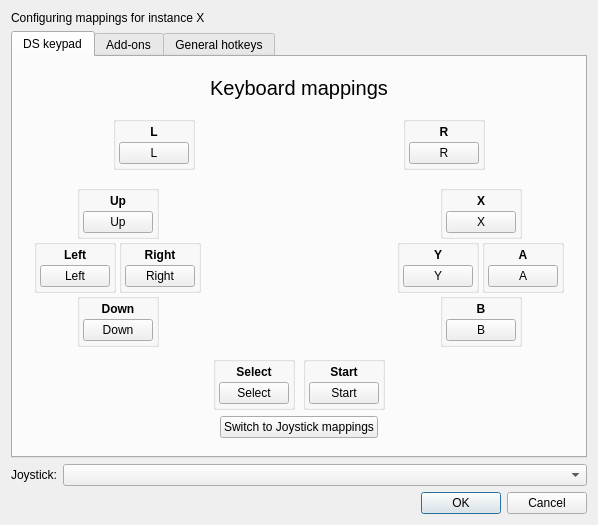
This is src/frontend/qt_sdl/InputConfig/InputConfigDialog.ui in melonDS-emu/melonDS as Qt 5 draws it before an edit. The edited form follows.
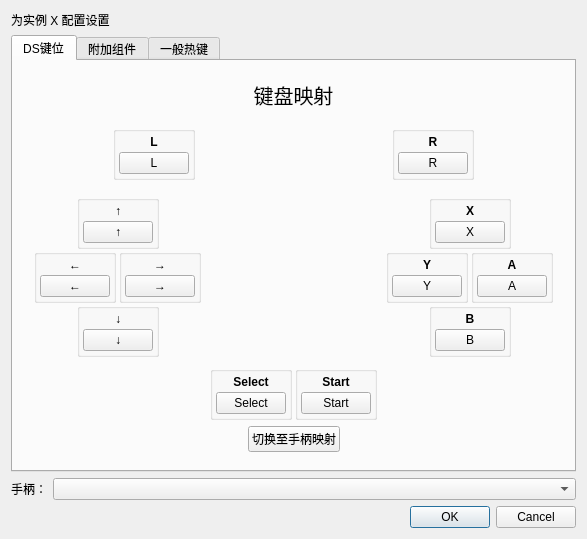
This is the edited form. Icons and pictures are not drawn.

The edit to the form file:
```diff
--- a/src/frontend/qt_sdl/InputConfig/InputConfigDialog.ui
+++ b/src/frontend/qt_sdl/InputConfig/InputConfigDialog.ui
@@ -37,7 +37,7 @@
      </property>
      <widget class="QWidget" name="tabInput">
       <attribute name="title">
-       <string>DS keypad</string>
+       <string>DS键位</string>
       </attribute>
       <layout class="QGridLayout" name="gridLayout">
        <item row="0" column="0">
@@ -65,7 +65,7 @@
              <item>
               <widget class="QPushButton" name="btnJoyMapSwitch">
                <property name="text">
-                <string>Switch to Joystick mappings</string>
+                <string>切换至手柄映射</string>
                </property>
               </widget>
              </item>
@@ -829,7 +829,7 @@
                     <item>
                      <widget class="QLabel" name="label_10">
                       <property name="text">
-                       <string>&lt;html&gt;&lt;head/&gt;&lt;body&gt;&lt;p&gt;&lt;span style=&quot; font-weight:600;&quot;&gt;Up&lt;/span&gt;&lt;/p&gt;&lt;/body&gt;&lt;/html&gt;</string>
+                       <string>&lt;html&gt;&lt;head/&gt;&lt;body&gt;&lt;p&gt;&lt;span style=&quot; font-weight:600;&quot;&gt;↑&lt;/span&gt;&lt;/p&gt;&lt;/body&gt;&lt;/html&gt;</string>
                       </property>
                       <property name="alignment">
                        <set>Qt::AlignCenter</set>
@@ -854,7 +854,7 @@
                        <string notr="true">min-width: 68px;</string>
                       </property>
                       <property name="text">
-                       <string>Up</string>
+                       <string>↑</string>
                       </property>
                      </widget>
                     </item>
@@ -909,7 +909,7 @@
                    <item>
                     <widget class="QLabel" name="label_11">
                      <property name="text">
-                      <string>&lt;html&gt;&lt;head/&gt;&lt;body&gt;&lt;p&gt;&lt;span style=&quot; font-weight:600;&quot;&gt;Left&lt;/span&gt;&lt;/p&gt;&lt;/body&gt;&lt;/html&gt;</string>
+                      <string>&lt;html&gt;&lt;head/&gt;&lt;body&gt;&lt;p&gt;&lt;span style=&quot; font-weight:600;&quot;&gt;←&lt;/span&gt;&lt;/p&gt;&lt;/body&gt;&lt;/html&gt;</string>
                      </property>
                      <property name="alignment">
                       <set>Qt::AlignCenter</set>
@@ -934,7 +934,7 @@
                       <string notr="true">min-width: 68px;</string>
                      </property>
                      <property name="text">
-                      <string>Left</string>
+                      <string>←</string>
                      </property>
                     </widget>
                    </item>
@@ -968,7 +968,7 @@
                    <item>
                     <widget class="QLabel" name="label_12">
                      <property name="text">
-                      <string>&lt;html&gt;&lt;head/&gt;&lt;body&gt;&lt;p&gt;&lt;span style=&quot; font-weight:600;&quot;&gt;Right&lt;/span&gt;&lt;/p&gt;&lt;/body&gt;&lt;/html&gt;</string>
+                      <string>&lt;html&gt;&lt;head/&gt;&lt;body&gt;&lt;p&gt;&lt;span style=&quot; font-weight:600;&quot;&gt;→&lt;/span&gt;&lt;/p&gt;&lt;/body&gt;&lt;/html&gt;</string>
                      </property>
                      <property name="alignment">
                       <set>Qt::AlignCenter</set>
@@ -993,7 +993,7 @@
                       <string notr="true">min-width: 68px;</string>
                      </property>
                      <property name="text">
-                      <string>Right</string>
+                      <string>→</string>
                      </property>
                     </widget>
                    </item>
@@ -1060,7 +1060,7 @@
                     <item>
                      <widget class="QLabel" name="label_14">
                       <property name="text">
-                       <string>&lt;html&gt;&lt;head/&gt;&lt;body&gt;&lt;p&gt;&lt;span style=&quot; font-weight:600;&quot;&gt;Down&lt;/span&gt;&lt;/p&gt;&lt;/body&gt;&lt;/html&gt;</string>
+                       <string>&lt;html&gt;&lt;head/&gt;&lt;body&gt;&lt;p&gt;&lt;span style=&quot; font-weight:600;&quot;&gt;↓&lt;/span&gt;&lt;/p&gt;&lt;/body&gt;&lt;/html&gt;</string>
                       </property>
                       <property name="alignment">
                        <set>Qt::AlignCenter</set>
@@ -1085,7 +1085,7 @@
                        <string notr="true">min-width: 68px;</string>
                       </property>
                       <property name="text">
-                       <string>Down</string>
+                       <string>↓</string>
                       </property>
                      </widget>
                     </item>
@@ -1145,7 +1145,7 @@
               </font>
              </property>
              <property name="text">
-              <string>Keyboard mappings</string>
+              <string>键盘映射</string>
              </property>
              <property name="alignment">
               <set>Qt::AlignCenter</set>
@@ -2269,12 +2269,12 @@
      </widget>
      <widget class="QWidget" name="tabAddons">
       <attribute name="title">
-       <string>Add-ons</string>
+       <string>附加组件</string>
       </attribute>
      </widget>
      <widget class="QWidget" name="tabHotkeysGeneral">
       <attribute name="title">
-       <string>General hotkeys</string>
+       <string>一般热键</string>
       </attribute>
      </widget>
     </widget>
@@ -2302,7 +2302,7 @@
         </sizepolicy>
        </property>
        <property name="text">
-        <string>Joystick:</string>
+        <string>手柄：</string>
        </property>
       </widget>
      </item>
@@ -2324,7 +2324,7 @@
    <item row="0" column="0">
     <widget class="QLabel" name="lblInstanceNum">
      <property name="text">
-      <string>Configuring mappings for instance X</string>
+      <string>为实例 X 配置设置</string>
      </property>
     </widget>
    </item>
```
Left out of the diff: 24 changed lines with no effect on the pictures.
